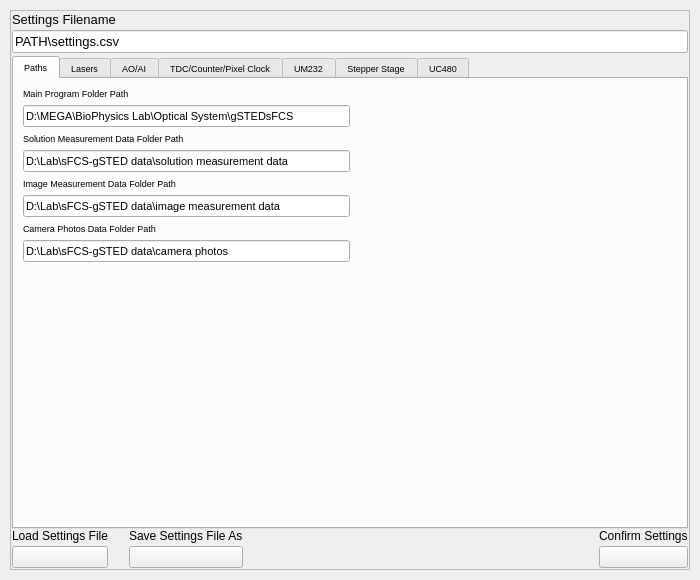
The window that gui/settingswindow.ui (Th3Tr00p3r/gSTED-sFCS) describes before a commit, drawn with Qt 5.
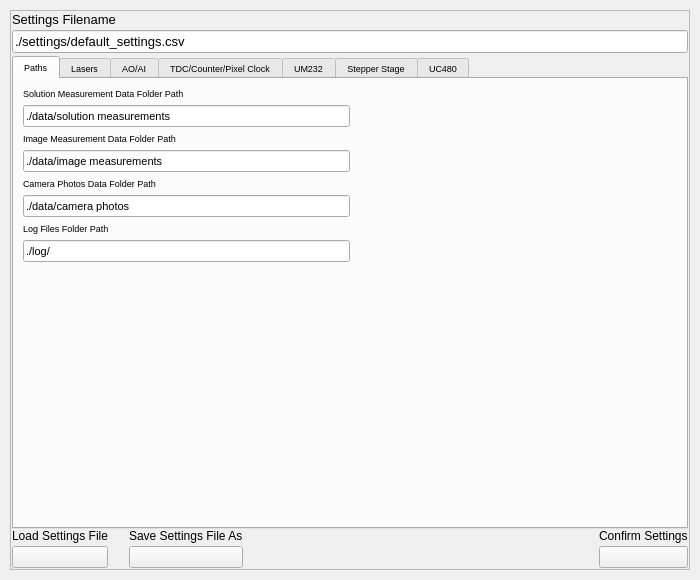
The same window after the commit. Icons and pictures are not drawn.

Commit message: updated some settings stuff and gitignore

What changed in the file:
```diff
--- a/gui/settingswindow.ui
+++ b/gui/settingswindow.ui
@@ -111,39 +111,8 @@
          </attribute>
          <layout class="QGridLayout" name="gridLayout_2">
           <item row="0" column="0">
-           <layout class="QVBoxLayout" name="verticalLayout_11">
-            <item>
              <layout class="QVBoxLayout" name="verticalLayout_5">
               <item>
-               <widget class="QLabel" name="label">
-                <property name="font">
-                 <font>
-                  <pointsize>7</pointsize>
-                 </font>
-                </property>
-                <property name="text">
-                 <string>Main Program Folder Path</string>
-                </property>
-               </widget>
-              </item>
-              <item>
-               <widget class="QLineEdit" name="mainProgPath">
-                <property name="enabled">
-                 <bool>true</bool>
-                </property>
-                <property name="font">
-                 <font>
-                  <pointsize>8</pointsize>
-                 </font>
-                </property>
-                <property name="text">
-                 <string>D:\MEGA\BioPhysics Lab\Optical System\gSTEDsFCS</string>
-                </property>
-               </widget>
-              </item>
-             </layout>
-            </item>
-            <item>
              <layout class="QVBoxLayout" name="verticalLayout_9">
               <item>
                <widget class="QLabel" name="label_8">
@@ -163,14 +132,14 @@
                  </font>
                 </property>
                 <property name="text">
-                 <string>D:\Lab\sFCS-gSTED data\solution measurement data</string>
+                 <string>./data/solution measurements</string>
                 </property>
                </widget>
               </item>
              </layout>
             </item>
             <item>
-             <layout class="QVBoxLayout" name="verticalLayout_10">
+             <layout class="QVBoxLayout" name="verticalLayout">
               <item>
                <widget class="QLabel" name="label_9">
                 <property name="text">
@@ -189,9 +158,11 @@
                  </font>
                 </property>
                 <property name="text">
-                 <string>D:\Lab\sFCS-gSTED data\image measurement data</string>
+                 <string>./data/image measurements</string>
                 </property>
                </widget>
+              </item>
+             </layout>
               </item>
               <item>
                <layout class="QVBoxLayout" name="verticalLayout_13">
@@ -213,11 +184,35 @@
                    </font>
                   </property>
                   <property name="text">
-                   <string>D:\Lab\sFCS-gSTED data\camera photos</string>
+                 <string>./data/camera photos</string>
                   </property>
                  </widget>
                 </item>
                </layout>
+            </item>
+            <item>
+             <layout class="QVBoxLayout" name="verticalLayout_14">
+              <item>
+               <widget class="QLabel" name="label_12">
+                <property name="text">
+                 <string>Log Files Folder Path</string>
+                </property>
+               </widget>
+              </item>
+              <item>
+               <widget class="QLineEdit" name="logDataPath">
+                <property name="enabled">
+                 <bool>true</bool>
+                </property>
+                <property name="font">
+                 <font>
+                  <pointsize>8</pointsize>
+                 </font>
+                </property>
+                <property name="text">
+                 <string>./log/</string>
+                </property>
+               </widget>
               </item>
              </layout>
             </item>
@@ -2598,7 +2593,7 @@
        </font>
       </property>
       <property name="text">
-       <string>PATH\settings.csv</string>
+       <string>./settings/default_settings.csv</string>
       </property>
       <property name="readOnly">
        <bool>true</bool>
```
Lines whose indentation alone changed are shown as unchanged. The commit also changes 5 other files.
